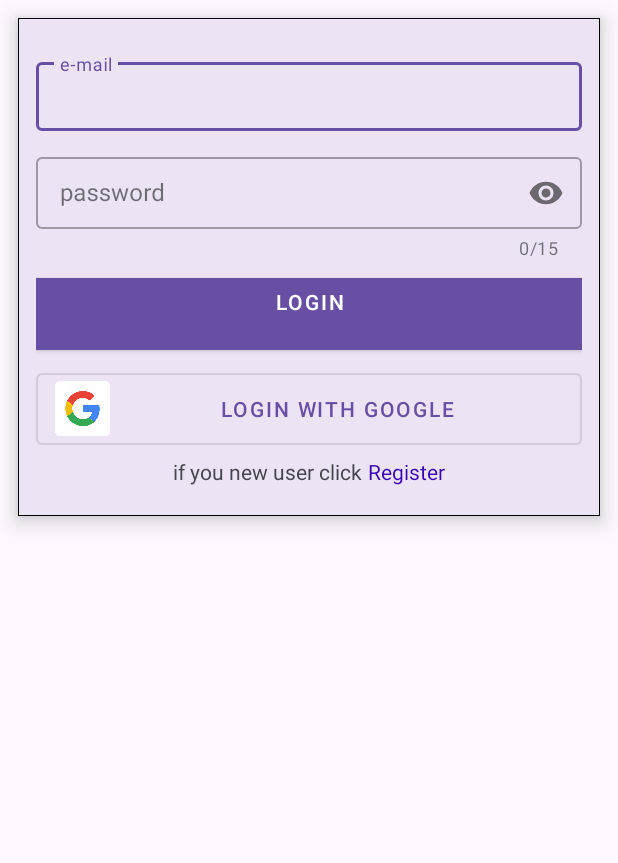
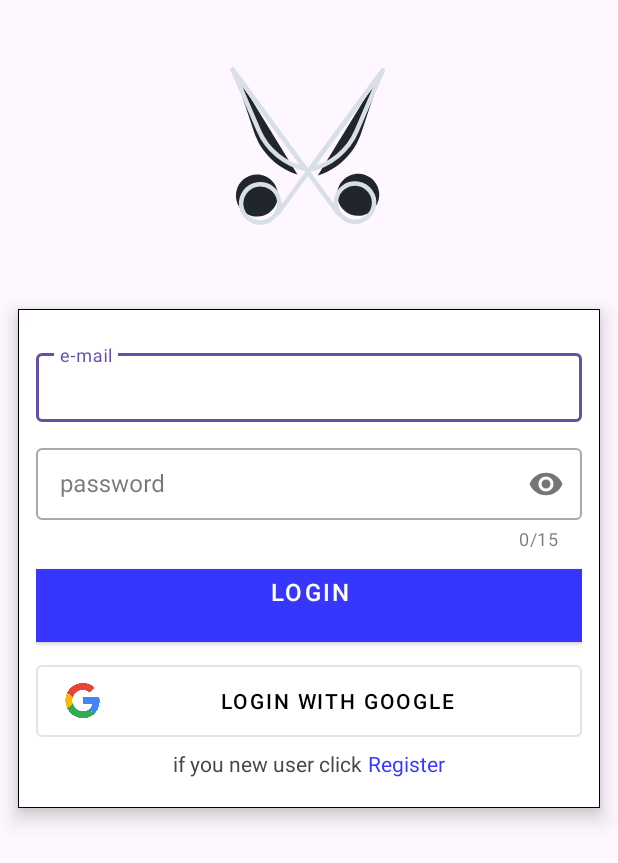
Before and after one commit to feyzullahdurasi/Kuafo-rApp, an Android app: the screen it shows after launch (LoginActivity), on a phone screen of 412 x 824 dp. Shown: the top 863 px of the screen. Run offline under Robolectric (Android 15) with nearby library versions, the light colour scheme and no system bars.

Commit message:
animatoin added

```diff
--- a/app/build.gradle.kts
+++ b/app/build.gradle.kts
@@ -86,4 +86,5 @@ dependencies {
 
     implementation (libs.play.services.auth)
 
+    implementation(libs.lottie)
 }
--- a/app/src/main/res/layout/activity_login.xml
+++ b/app/src/main/res/layout/activity_login.xml
@@ -1,26 +1,35 @@
 <?xml version="1.0" encoding="utf-8"?>
-<LinearLayout
-    xmlns:android="http://schemas.android.com/apk/res/android"
+<LinearLayout xmlns:android="http://schemas.android.com/apk/res/android"
+    xmlns:app="http://schemas.android.com/apk/res-auto"
     xmlns:tools="http://schemas.android.com/tools"
     android:layout_width="match_parent"
     android:layout_height="match_parent"
-    xmlns:app="http://schemas.android.com/apk/res-auto"
+    android:orientation="vertical"
     tools:context=".View.login.LoginActivity">
+
+    <com.airbnb.lottie.LottieAnimationView
+        android:id="@+id/animationView"
+        android:layout_width="match_parent"
+        android:layout_height="wrap_content"
+        app:lottie_autoPlay="true"
+        app:lottie_loop="true"
+        app:lottie_rawRes="@raw/scissors_anim" />
 
     <com.google.android.material.card.MaterialCardView
         android:id="@+id/registerCard"
         android:layout_width="match_parent"
         android:layout_height="wrap_content"
         android:layout_margin="12dp"
+        app:cardCornerRadius="0dp"
         app:cardElevation="8dp"
         app:strokeColor="@color/black"
         app:strokeWidth="0.5dp"
-        app:cardCornerRadius="0dp">
+        android:backgroundTint="@color/white">
 
         <LinearLayout
-            android:layout_margin="12dp"
             android:layout_width="match_parent"
             android:layout_height="wrap_content"
+            android:layout_margin="12dp"
             android:orientation="vertical">
 
 
@@ -35,10 +44,10 @@
                     android:id="@+id/eMailEt"
                     android:layout_width="match_parent"
                     android:layout_height="wrap_content"
+                    android:hint="@string/e_mail"
+                    android:inputType="textEmailAddress"
                     android:paddingHorizontal="8dp"
-                    android:paddingVertical="12dp"
-                    android:hint="@string/e_mail"
-                    android:inputType="textEmailAddress" />
+                    android:paddingVertical="12dp" />
 
             </com.google.android.material.textfield.TextInputLayout>
 
@@ -47,33 +56,35 @@
                 style="@style/Widget.MaterialComponents.TextInputLayout.OutlinedBox"
                 android:layout_width="match_parent"
                 android:layout_height="wrap_content"
-                app:passwordToggleEnabled="true"
+                android:layout_marginTop="12dp"
                 app:counterEnabled="true"
                 app:counterMaxLength="15"
-                android:layout_marginTop="12dp">
+                app:passwordToggleEnabled="true">
 
                 <com.google.android.material.textfield.TextInputEditText
                     android:id="@+id/passwordEt"
                     android:layout_width="match_parent"
                     android:layout_height="wrap_content"
+                    android:hint="@string/password"
+                    android:inputType="textPassword"
+                    android:maxLength="15"
                     android:paddingHorizontal="8dp"
-                    android:paddingVertical="12dp"
-                    android:hint="@string/password"
-                    android:maxLength="15"
-                    android:inputType="textPassword" />
+                    android:paddingVertical="12dp" />
 
             </com.google.android.material.textfield.TextInputLayout>
 
             <com.google.android.material.button.MaterialButton
                 android:id="@+id/loginButton"
+                android:textSize="@dimen/activity_horizontal_margin"
                 style="@style/Widget.MaterialComponents.Button"
                 android:layout_width="match_parent"
                 android:layout_height="wrap_content"
+                android:layout_marginTop="12dp"
+                android:insetLeft="0dp"
                 android:insetTop="0dp"
+                android:insetRight="0dp"
                 android:insetBottom="0dp"
-                android:insetLeft="0dp"
-                android:insetRight="0dp"
-                android:layout_marginTop="12dp"
+                android:backgroundTint="@color/blue"
                 android:text="@string/login"
                 app:cornerRadius="0dp">
 
@@ -85,15 +96,16 @@
                 style="@style/Widget.MaterialComponents.Button.OutlinedButton.Icon"
                 android:layout_width="match_parent"
                 android:layout_height="wrap_content"
+                android:layout_marginTop="15dp"
+                android:insetLeft="0dp"
                 android:insetTop="0dp"
+                android:insetRight="0dp"
                 android:insetBottom="0dp"
-                android:insetLeft="0dp"
-                android:insetRight="0dp"
-                android:layout_marginTop="15dp"
+                android:text="@string/logina"
+                android:textColor="@color/black"
                 app:icon="@mipmap/google_icon"
                 app:iconSize="38dp"
-                app:iconTint="@null"
-                android:text="@string/logina">
+                app:iconTint="@null">
 
             </com.google.android.material.button.MaterialButton>
 
@@ -105,7 +117,7 @@
                 <TextView
                     android:layout_width="wrap_content"
                     android:layout_height="wrap_content"
-                    android:text="@string/register_text"/>
+                    android:text="@string/register_text" />
 
                 <TextView
                     android:id="@+id/registerButton"
@@ -116,7 +128,7 @@
                     android:clickable="true"
                     android:focusable="true"
                     android:text="@string/register"
-                    android:textColor="@color/purple_700"
+                    android:textColor="@color/blue"
                     tools:ignore="TouchTargetSizeCheck" />
 
             </LinearLayout>
--- a/app/src/main/res/navigation/mobile_navigation.xml
+++ b/app/src/main/res/navigation/mobile_navigation.xml
@@ -15,11 +15,11 @@
         android:id="@+id/navigation_maps"
         android:name="com.example.kuafrapp.View.MapsFragment"
         android:label="@string/title_dashboard"
-        tools:layout="@layout/activity_dashboard" />
+        tools:layout="@layout/fragment_maps" />
 
-    <fregment
+    <fragment
         android:id="@+id/navigation_settings"
         android:name="com.example.kuafrapp.View.SettingsFragment"
         android:label="@string/title_notifications"
-        tools:layout="@layout/activity_notifications" />
+        tools:layout="@layout/fragment_settings" />
 </navigation>
--- a/app/src/main/res/values/themes.xml
+++ b/app/src/main/res/values/themes.xml
@@ -4,6 +4,7 @@
     <style name="Base.Theme.KuaförApp" parent="Theme.Material3.DayNight.NoActionBar">
         <!-- Primary brand color. -->
 
+        <item name="colorPrimaryVariant">@color/grey</item>
         <!-- Customize your theme here. -->
     </style>
 
--- a/gradle/libs.versions.toml
+++ b/gradle/libs.versions.toml
@@ -9,6 +9,7 @@ espressoCore = "3.6.1"
 appcompat = "1.7.0"
 kotlinxCoroutinesAndroid = "1.3.9"
 lifecycleCommonJava8 = "2.7.0"
+lottie = "6.3.0"
 material = "1.12.0"
 constraintlayout = "2.1.4"
 lifecycleLivedataKtx = "2.8.5"
@@ -36,6 +37,7 @@ androidx-junit = { group = "androidx.test.ext", name = "junit", version.ref = "j
 androidx-espresso-core = { group = "androidx.test.espresso", name = "espresso-core", version.ref = "espressoCore" }
 androidx-appcompat = { group = "androidx.appcompat", name = "appcompat", version.ref = "appcompat" }
 kotlinx-coroutines-android = { module = "org.jetbrains.kotlinx:kotlinx-coroutines-android", version.ref = "kotlinxCoroutinesAndroid" }
+lottie = { module = "com.airbnb.android:lottie", version.ref = "lottie" }
 material = { group = "com.google.android.material", name = "material", version.ref = "material" }
 androidx-constraintlayout = { group = "androidx.constraintlayout", name = "constraintlayout", version.ref = "constraintlayout" }
 androidx-lifecycle-livedata-ktx = { group = "androidx.lifecycle", name = "lifecycle-livedata-ktx", version.ref = "lifecycleLivedataKtx" }
```
Also changed, not shown: app/src/main/java/com/example/kuafrapp/View/BarberDetailActivity.kt (+81 -0 lines), app/src/main/res/layout/activity_barber_detail.xml (+29 -0 lines), app/src/main/res/layout/barber_recycler_row.xml (+16 -1 lines), app/src/main/res/layout/fragment_settings.xml (+9 -0 lines), app/src/main/res/raw/scissors_anim.json (added, +1 -0 lines).
